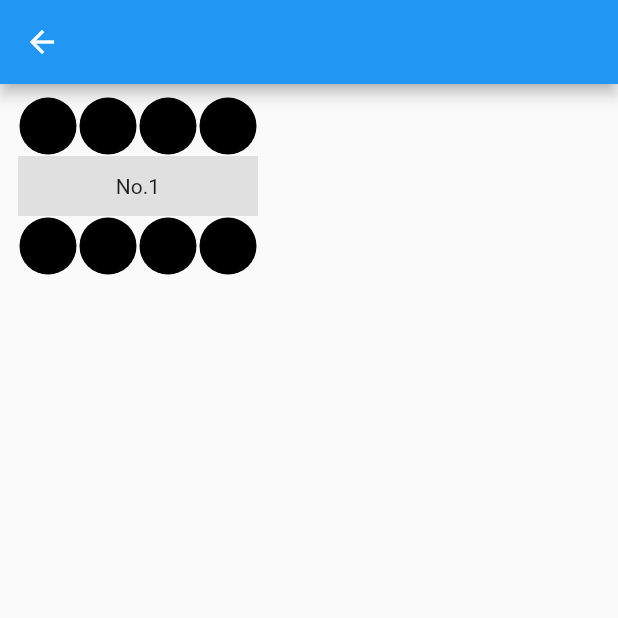
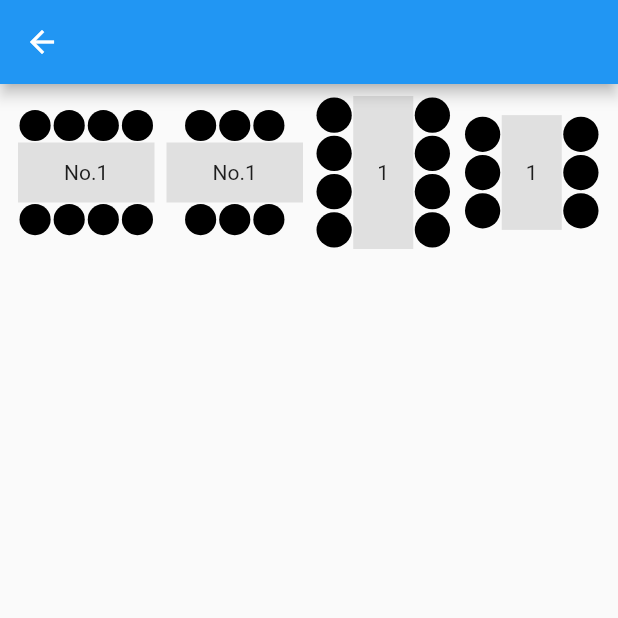
Before and after one commit to engineer-circle/engineer-circle, a Flutter app: the CreateSeatingChartPage screen opened directly, on a phone screen of 412 x 824 dp, the top half of it. Run offline on Flutter 3.47's test engine with Material 2 defaults, Android fonts, the phone set to English and light mode, and no system bars; our stand-ins replace flutter_riverpod; missing offline and left inert: roggle.

Commit message:
管理画面用の縦向き座席のレイアウトを作成

```diff
--- /dev/null
+++ b/lib/feature/admin/create_seating_chart/ui/component/vertical_admin_seating_layout.dart
@@ -0,0 +1,73 @@
+import 'package:flutter/material.dart';
+import 'dart:math' as Math;
+
+class VerticalAdminSeatingLayout extends StatelessWidget {
+  const VerticalAdminSeatingLayout({
+    super.key,
+    required this.tableId,
+    required this.sideSeatCounts,
+    required this.usableLayoutWidth,
+  });
+
+  final int tableId;
+  final int sideSeatCounts;
+  final double usableLayoutWidth;
+
+  static const double tableWidth = 40;
+  static const double horizontalPadding = 4;
+  static const double seatPadding = 1;
+
+  @override
+  Widget build(BuildContext context) {
+    final double seatMaxWidth = (usableLayoutWidth -
+            horizontalPadding * 2 -
+            tableWidth -
+            (seatPadding * 4)) /
+        2;
+    final double seatWidth = Math.min(seatMaxWidth, 28);
+    final double tableHeight =
+        seatWidth * sideSeatCounts + (seatPadding * 2 * sideSeatCounts);
+
+    return Padding(
+      padding: const EdgeInsets.symmetric(
+          horizontal: horizontalPadding, vertical: 8),
+      child: Row(
+        children: [
+          _buildSeatRow(seatWidth, sideSeatCounts),
+          _buildTable(tableHeight),
+          _buildSeatRow(seatWidth, sideSeatCounts),
+        ],
+      ),
+    );
+  }
+
+  Widget _buildSeatRow(double seatWidth, int count) {
+    return Column(
+      children: List.generate(count, (index) {
+        return Padding(
+          padding: const EdgeInsets.all(seatPadding),
+          child: Container(
+            width: seatWidth,
+            height: seatWidth,
+            decoration: const BoxDecoration(
+              color: Colors.black,
+              shape: BoxShape.circle,
+            ),
+          ),
+        );
+      }),
+    );
+  }
+
+  Widget _buildTable(double height) {
+    return Container(
+      width: tableWidth,
+      height: height,
+      padding: const EdgeInsets.symmetric(horizontal: 4),
+      color: Colors.grey[300],
+      child: Center(
+        child: Text('$tableId'),
+      ),
+    );
+  }
+}
--- a/lib/feature/admin/create_seating_chart/ui/create_seating_chart_page.dart
+++ b/lib/feature/admin/create_seating_chart/ui/create_seating_chart_page.dart
@@ -1,4 +1,5 @@
 import 'package:engineer_circle/feature/admin/create_seating_chart/ui/component/horizontal_admin_seating_layout.dart';
+import 'package:engineer_circle/feature/admin/create_seating_chart/ui/component/vertical_admin_seating_layout.dart';
 import 'package:flutter/material.dart';
 import 'package:flutter_riverpod/flutter_riverpod.dart';
 
@@ -22,7 +23,7 @@ class _CreateSeatingChartPageState
     double screenWidth = MediaQuery.of(context).size.width;
     double usableScreenWidth = screenWidth - horizontalScreenPadding * 2;
 
-    int horizontalTableCount = 1; // TODO: 行ごとに動的にする
+    int horizontalTableCount = 4; // TODO: 行ごとに動的にする
 
     return Scaffold(
       appBar: AppBar(),
@@ -39,6 +40,21 @@ class _CreateSeatingChartPageState
                     sideSeatCounts: 4,
                     usableLayoutWidth: usableScreenWidth / horizontalTableCount,
                   ),
+                  HorizontalAdminSeatingLayout(
+                    tableId: 1,
+                    sideSeatCounts: 3,
+                    usableLayoutWidth: usableScreenWidth / horizontalTableCount,
+                  ),
+                  VerticalAdminSeatingLayout(
+                    tableId: 1,
+                    sideSeatCounts: 4,
+                    usableLayoutWidth: usableScreenWidth / horizontalTableCount,
+                  ),
+                  VerticalAdminSeatingLayout(
+                    tableId: 1,
+                    sideSeatCounts: 3,
+                    usableLayoutWidth: usableScreenWidth / horizontalTableCount,
+                  ),
                 ],
               ),
             ],
```
